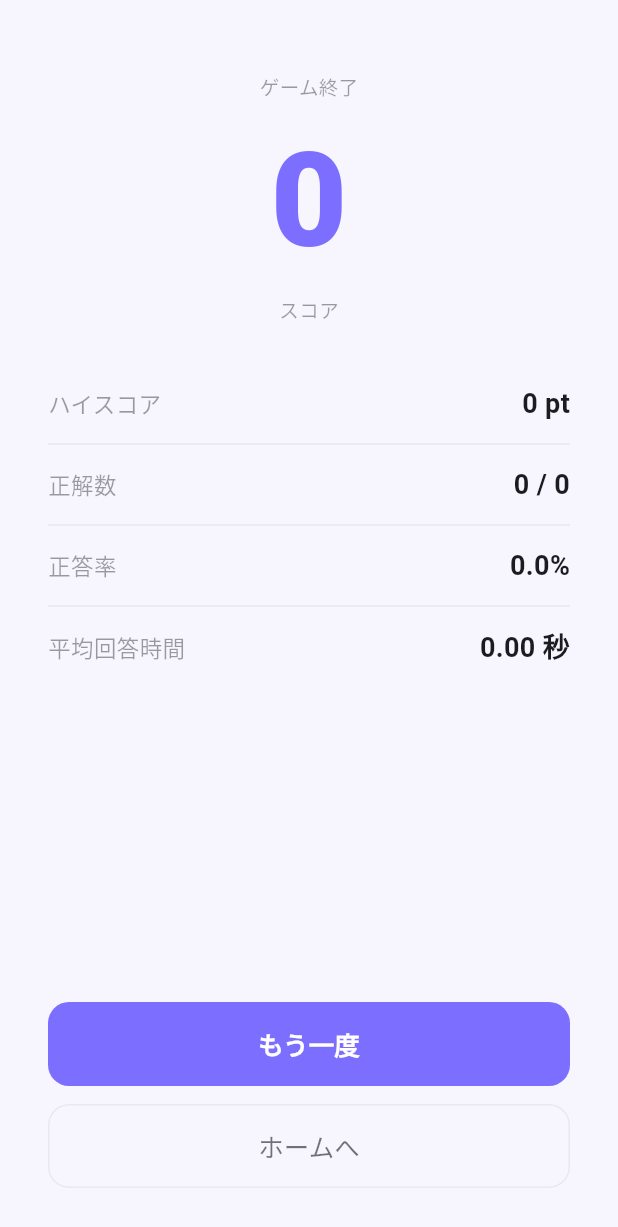
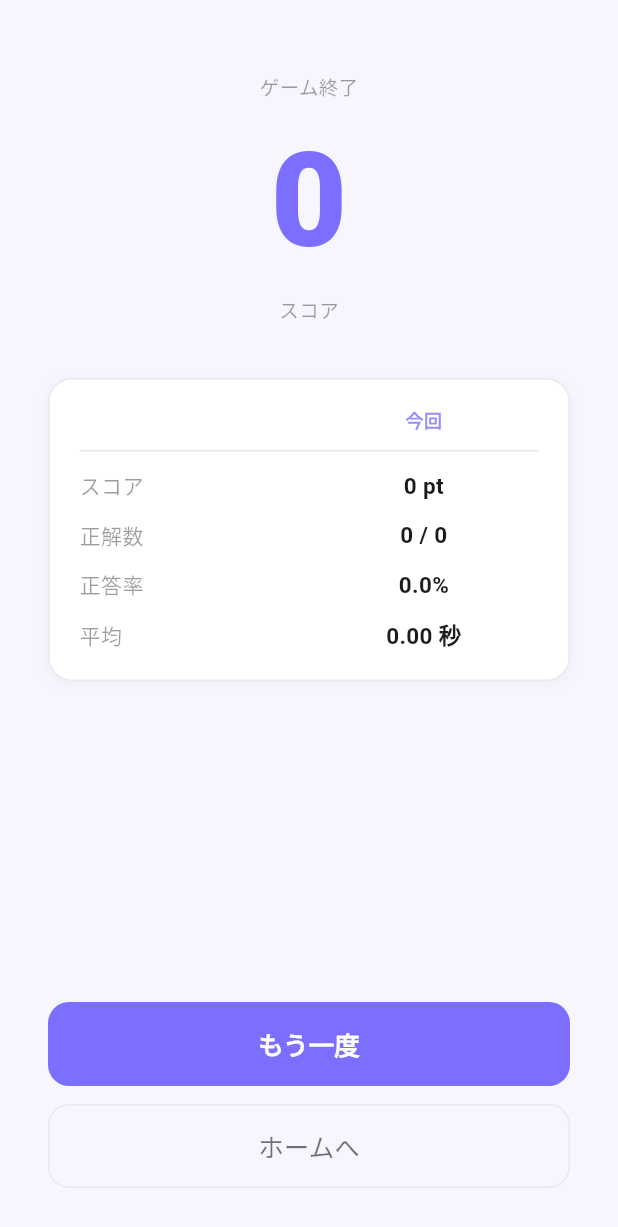
Before and after one commit to takashi145/color-game, a Flutter app: the ResultScreen screen opened directly, on a phone screen of 412 x 824 dp. Shown: the top 1227 px of the screen. Run offline on Flutter 3.47's test engine with Material 3 defaults, Android fonts, the phone set to English and light mode, and no system bars; our stand-ins replace shared_preferences; accounts and stored records are empty.

Commit message:
結果画面に今回とベストの比較テーブルを追加
Co-Authored-By: Claude Sonnet 4.6 <noreply@anthropic.com>

```diff
--- a/lib/providers/game_provider.dart
+++ b/lib/providers/game_provider.dart
@@ -40,6 +40,7 @@ class GameProvider extends ChangeNotifier {
 
   int _highScore = 0;
   bool _isNewHighScore = false;
+  BestScoreRecord? _previousBestRecord;
   bool _isAnswering = false;
   int _countdownValue = kCountdownSeconds;
   DateTime? _questionStartTime;
@@ -58,6 +59,7 @@ class GameProvider extends ChangeNotifier {
   int get countdownValue => _countdownValue;
 
   BestScoreRecord bestRecordForMode(GameMode mode) => _bestRecords[mode]!;
+  BestScoreRecord? get previousBestRecord => _previousBestRecord;
   WordScript get wordScript => _wordScript;
 
   int get avgResponseTimeMs => _state.totalQuestions == 0
@@ -200,6 +202,7 @@ class GameProvider extends ChangeNotifier {
     _timer?.cancel();
     _feedbackTimer?.cancel();
 
+    _previousBestRecord = _bestRecords[_state.mode];
     _isNewHighScore = await _storage.saveHighScore(
       _state.mode,
       _state.score,
--- a/lib/screens/result_screen.dart
+++ b/lib/screens/result_screen.dart
@@ -2,6 +2,7 @@ import 'package:confetti/confetti.dart';
 import 'package:flutter/material.dart';
 import 'package:provider/provider.dart';
 
+import '../models/best_score_record.dart';
 import '../models/game_state.dart';
 import '../providers/game_provider.dart';
 import 'game_screen.dart';
@@ -44,6 +45,9 @@ class _ResultScreenState extends State<ResultScreen> {
   Widget build(BuildContext context) {
     final provider = context.watch<GameProvider>();
     final state = provider.state;
+    final record = provider.isNewHighScore
+        ? (provider.previousBestRecord ?? provider.bestRecordForMode(state.mode))
+        : provider.bestRecordForMode(state.mode);
     final accuracy = state.totalQuestions == 0
         ? 0.0
         : state.correctCount / state.totalQuestions * 100;
@@ -89,26 +93,12 @@ class _ResultScreenState extends State<ResultScreen> {
                     'スコア',
                     style: TextStyle(fontSize: 13, color: _textSub),
                   ),
-                  const SizedBox(height: 40),
-                  _StatRow(
-                    label: 'ハイスコア',
-                    value: '${provider.highScore} pt',
-                  ),
-                  const Divider(color: Color(0xFFE8E8F0), height: 28),
-                  _StatRow(
-                    label: '正解数',
-                    value: '${state.correctCount} / ${state.totalQuestions}',
-                  ),
-                  const Divider(color: Color(0xFFE8E8F0), height: 28),
-                  _StatRow(
-                    label: '正答率',
-                    value: '${accuracy.toStringAsFixed(1)}%',
-                  ),
-                  const Divider(color: Color(0xFFE8E8F0), height: 28),
-                  _StatRow(
-                    label: '平均回答時間',
-                    value:
-                        '${(provider.avgResponseTimeMs / 1000).toStringAsFixed(2)} 秒',
+                  const SizedBox(height: 36),
+                  _ComparisonTable(
+                    state: state,
+                    accuracy: accuracy,
+                    avgResponseTimeMs: provider.avgResponseTimeMs,
+                    record: record,
                   ),
                   const Spacer(),
                   SizedBox(
@@ -181,22 +171,143 @@ class _ResultScreenState extends State<ResultScreen> {
   }
 }
 
-class _StatRow extends StatelessWidget {
-  const _StatRow({required this.label, required this.value});
+class _ComparisonTable extends StatelessWidget {
+  const _ComparisonTable({
+    required this.state,
+    required this.accuracy,
+    required this.avgResponseTimeMs,
+    required this.record,
+  });
+
+  final GameState state;
+  final double accuracy;
+  final int avgResponseTimeMs;
+  final BestScoreRecord record;
+
+  String _avgTime(int ms) =>
+      '${(ms / 1000).toStringAsFixed(2)} 秒';
+
+  @override
+  Widget build(BuildContext context) {
+    final hasRecord = record.hasRecord;
+    final bestAccuracy = record.accuracy * 100;
+
+    return Container(
+      padding: const EdgeInsets.symmetric(horizontal: 20, vertical: 18),
+      decoration: BoxDecoration(
+        color: Colors.white,
+        borderRadius: BorderRadius.circular(16),
+        border: Border.all(color: const Color(0xFFE8E8F0)),
+        boxShadow: [
+          BoxShadow(
+            color: Colors.black.withValues(alpha: 0.04),
+            blurRadius: 8,
+            offset: const Offset(0, 2),
+          ),
+        ],
+      ),
+      child: Column(
+        children: [
+          // Header
+          Row(
+            children: [
+              const Expanded(flex: 3, child: SizedBox()),
+              Expanded(
+                flex: 3,
+                child: Center(
+                  child: Text('今回',
+                      style: TextStyle(
+                          fontSize: 12,
+                          fontWeight: FontWeight.bold,
+                          color: _accent.withValues(alpha: 0.8))),
+                ),
+              ),
+              if (hasRecord)
+                const Expanded(
+                  flex: 3,
+                  child: Center(
+                    child: Text('ベスト',
+                        style: TextStyle(
+                            fontSize: 12,
+                            fontWeight: FontWeight.bold,
+                            color: _textSub)),
+                  ),
+                ),
+            ],
+          ),
+          const SizedBox(height: 12),
+          const Divider(color: Color(0xFFE8E8F0), height: 1),
+          const SizedBox(height: 12),
+          _Row(
+            label: 'スコア',
+            current: '${state.score} pt',
+            best: hasRecord ? '${record.score} pt' : null,
+          ),
+          const SizedBox(height: 12),
+          _Row(
+            label: '正解数',
+            current: '${state.correctCount} / ${state.totalQuestions}',
+            best: hasRecord
+                ? '${record.correctCount} / ${record.totalQuestions}'
+                : null,
+          ),
+          const SizedBox(height: 12),
+          _Row(
+            label: '正答率',
+            current: '${accuracy.toStringAsFixed(1)}%',
+            best: hasRecord ? '${bestAccuracy.toStringAsFixed(1)}%' : null,
+          ),
+          const SizedBox(height: 12),
+          _Row(
+            label: '平均',
+            current: _avgTime(avgResponseTimeMs),
+            best: hasRecord ? _avgTime(record.avgResponseTimeMs) : null,
+          ),
+        ],
+      ),
+    );
+  }
+}
+
+class _Row extends StatelessWidget {
+  const _Row({
+    required this.label,
+    required this.current,
+    this.best,
+  });
 
   final String label;
-  final String value;
+  final String current;
+  final String? best;
 
   @override
   Widget build(BuildContext context) {
     return Row(
-      mainAxisAlignment: MainAxisAlignment.spaceBetween,
       children: [
-        Text(label,
-            style: const TextStyle(fontSize: 15, color: _textSub)),
-        Text(value,
-            style: const TextStyle(
-                fontSize: 18, fontWeight: FontWeight.w600)),
+        Expanded(
+          flex: 3,
+          child: Text(label,
+              style: const TextStyle(fontSize: 14, color: _textSub)),
+        ),
+        Expanded(
+          flex: 3,
+          child: Center(
+            child: Text(current,
+                style: const TextStyle(
+                    fontSize: 15, fontWeight: FontWeight.w700)),
+          ),
+        ),
+        if (best != null)
+          Expanded(
+            flex: 3,
+            child: Center(
+              child: Text(best!,
+                  style: const TextStyle(
+                      fontSize: 14,
+                      fontWeight: FontWeight.w500,
+                      color: _textSub)),
+            ),
+          ),
       ],
     );
   }
```
